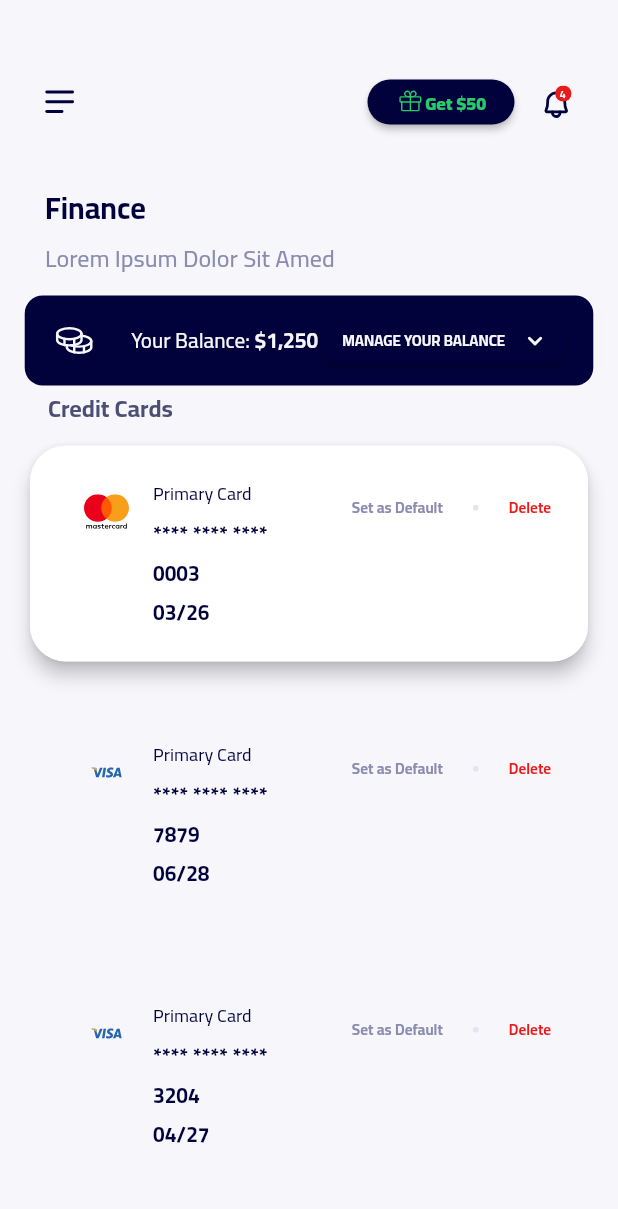
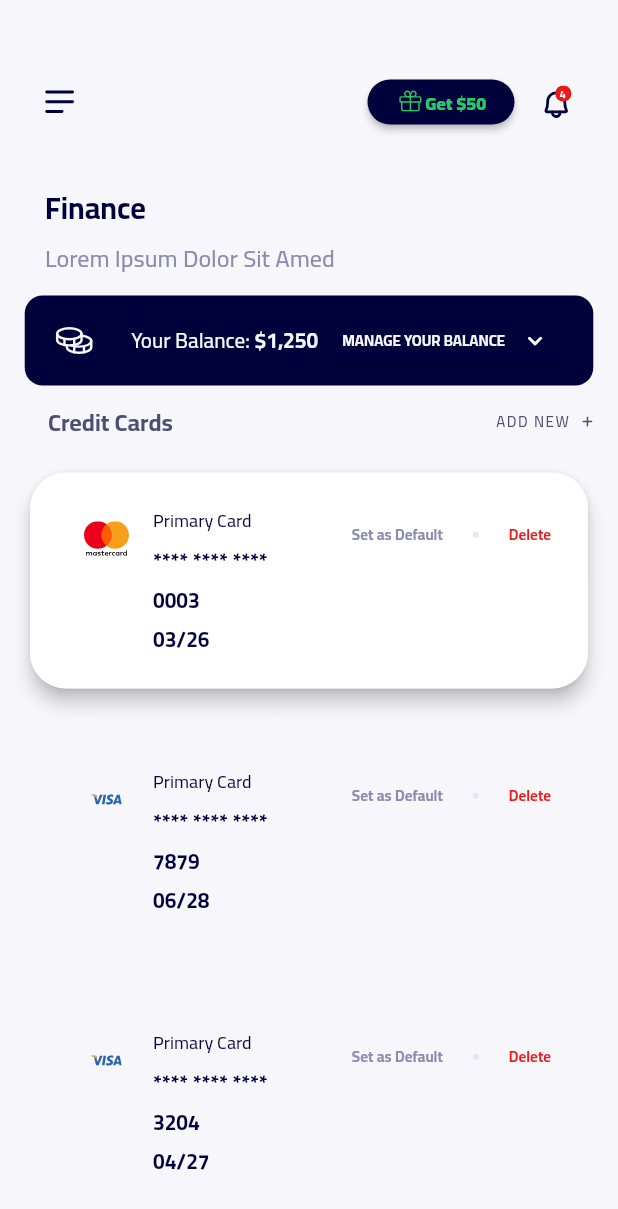
Before and after one commit to ozgun-kara/ruut, a Flutter app: the screen it shows after launch, on a phone screen of 412 x 824 dp. Shown: the top 1209 px of the screen. Run offline on Flutter 3.47's test engine with Material 2 defaults, Android fonts, the phone set to English and light mode, and no system bars; our stand-ins replace flutter_svg.

Commit message:
Update finance_page.dart

```diff
--- a/lib/pages/finance_page.dart
+++ b/lib/pages/finance_page.dart
@@ -242,7 +242,45 @@ class FinancePage extends StatelessWidget {
                   ),
                 ),
 
+                ButtonTheme(
+                  minWidth: 98,
+                  height: 30,
+                  child: MaterialButton(
+                      shape: const RoundedRectangleBorder(
+                        borderRadius: BorderRadius.only(
+                            topLeft: Radius.circular(24),
+                            topRight: Radius.circular(24),
+                            bottomLeft: Radius.circular(24),
+                            bottomRight: Radius.circular(24)),
+                      ),
+                      color: const Color(0xFFF6F6FB),
+                      elevation: 0,
+                      child: Row(
+                        mainAxisSize: MainAxisSize.min,
+                        children: [
+                          const Text(
+                            'ADD NEW',
+                            style: TextStyle(
+                              fontSize: 10,
+                              letterSpacing: 1,
+                              fontFamily: "Cairo-VariableFont_wght",
+                              fontWeight: FontWeight.w500,
+                              color: Color(0xFF4D4E74),
+                            ),
+                          ),
+                          Padding(
+                            padding: const EdgeInsets.fromLTRB(8, 0, 0, 0),
+                            child: SvgPicture.asset(
+                              'assets/images/Plus.svg',
+                              width: 8,
+                              height: 8,
+                            ),
+                          ),
+                        ],
+                      ),
 
+                      onPressed: () async {}),
+                ),
 
               ],
             ),
@@ -393,18 +431,7 @@ class FinancePage extends StatelessWidget {
             Row(
               mainAxisAlignment: MainAxisAlignment.spaceBetween,
               children: [
-                const Padding(
-                  padding: EdgeInsets.fromLTRB(32, 0, 0, 0),
-                  child: Text(
-                    "Promotion Codes",
-                    style: TextStyle(
-                      fontSize: 16,
-                      fontFamily: "Cairo-VariableFont_wght",
-                      fontWeight: FontWeight.bold,
-                      color: Color(0xFF4D4E74),
-                    ),
-                  ),
-                ),
+
 
                 ButtonTheme(
                   minWidth: 98,
```
